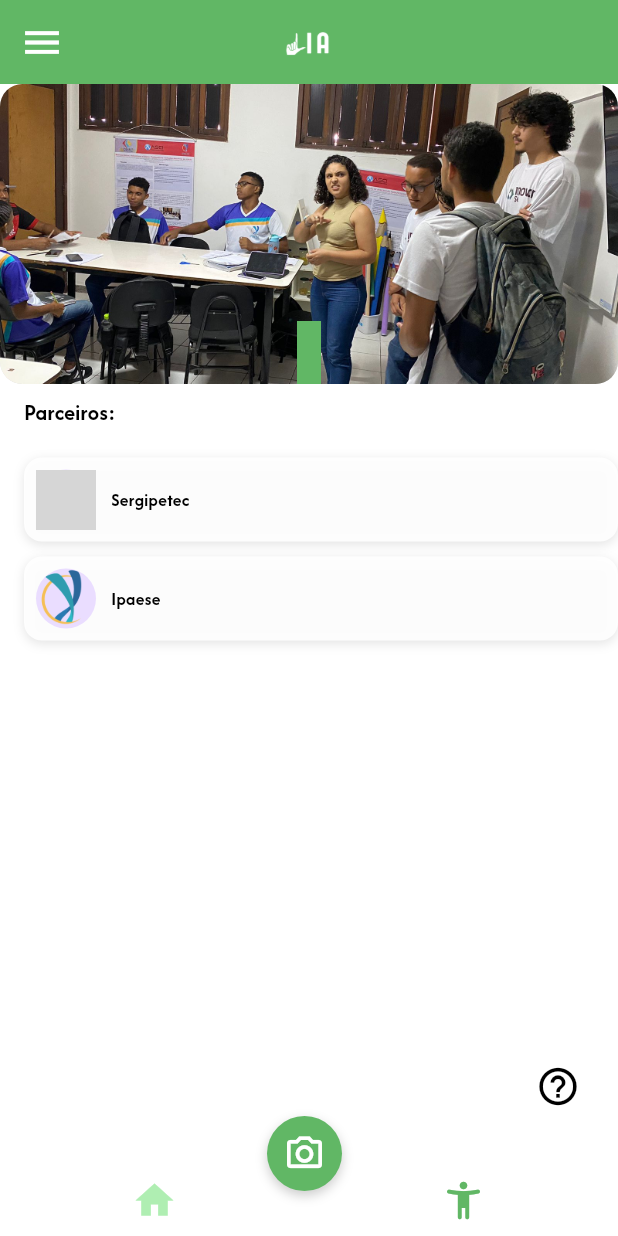
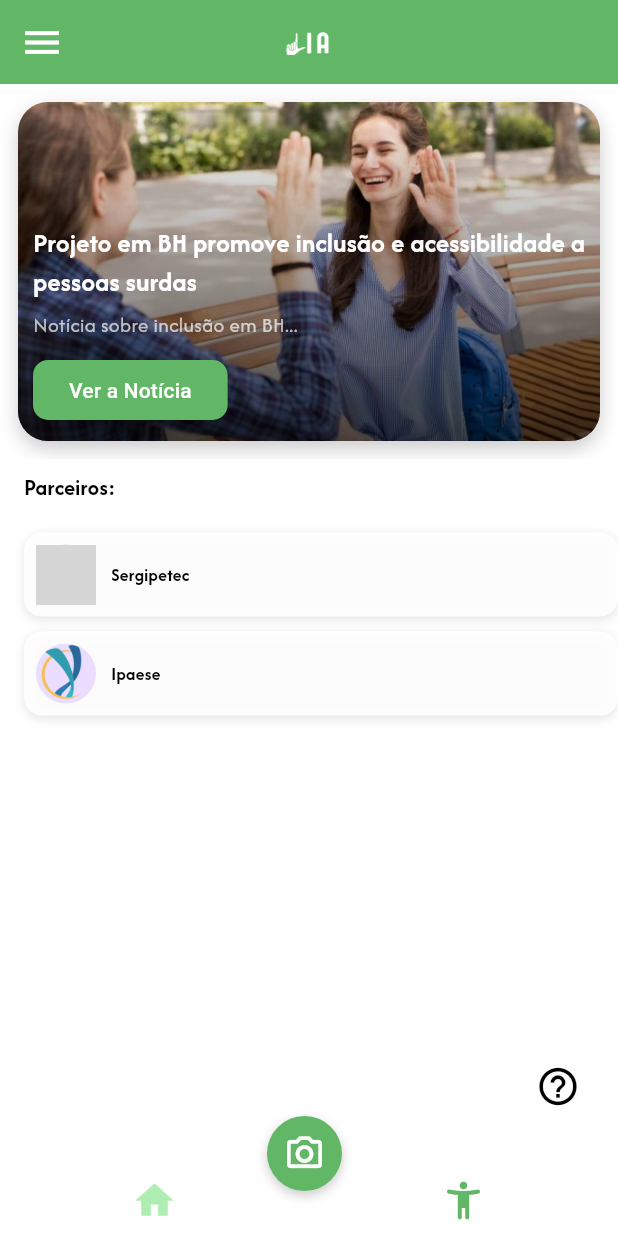
Before and after one commit to danielsouza323ti/LIA_APP, a Flutter app: the screen it shows after launch, on a phone screen of 412 x 824 dp. Run offline on Flutter 3.47's test engine with Material 3 defaults, Android fonts, the phone set to English and light mode, and no system bars; grey boxes are pictures that could not be loaded.

Commit message:
atualização venusia app 2 carrossel

```diff
--- a/lib/liahome_page_widget.dart
+++ b/lib/liahome_page_widget.dart
@@ -1,7 +1,9 @@
 import 'package:flutter/material.dart';
 import 'package:url_launcher/url_launcher.dart';
+import 'dart:async';
 
-import 'dart:async';
+import 'package:flutter/material.dart';
+import 'package:url_launcher/url_launcher.dart';
 
 class LIAhomePAGEWidget extends StatefulWidget {
   const LIAhomePAGEWidget({super.key});
@@ -14,16 +16,25 @@ class _LIAhomePAGEWidgetState extends State<LIAhomePAGEWidget> with TickerProvid
   final scaffoldKey = GlobalKey<ScaffoldState>();
   int _currentIndex = 0;
   late PageController _pageController;
-  Timer? _timer;
 
   final List<String> images = [
-    'assets/images/ipaese.jpeg', // Substitua pelos caminhos das suas imagens
-    'assets/images/ipaese1.jpeg',
+    'assets/images/noticia1.jpg',
+    'assets/images/noticia2.png',
   ];
 
-  final List<String> captions = [
-    '', // Adicione suas legendas aqui
-    '',
+  final List<String> titles = [
+    'Projeto em BH promove inclusão e acessibilidade a pessoas surdas',
+    'Setembro Azul: atividades lúdicas buscam promover conexão com cotidiano da comunidade surda',
+  ];
+
+  final List<String> descriptions = [
+    'Notícia sobre inclusão em BH...',
+    'Notícia sobre Setembro Azul e atividades lúdicas...',
+  ];
+
+  final List<String> links = [
+    'https://www.em.com.br/saude/2024/09/6946921-projeto-em-bh-promove-inclusao-e-acessibilidade-a-pessoas-surdas.html',
+    'https://www2.ifal.edu.br/campus/penedo/noticias/setembro-azul-atividades-ludicas-buscam-promover-conexao-com-cotidiano-da-comunidade-surda',
   ];
 
   @override
@@ -34,9 +45,18 @@ void initState() {
 
   @override
   void dispose() {
-    _timer?.cancel();
     _pageController.dispose();
     super.dispose();
+  }
+
+  // Função para abrir o link da notícia usando launchUrl
+  Future<void> _openNewsLink(String url) async {
+    final uri = Uri.parse(url);
+    if (await canLaunchUrl(uri)) {
+      await launchUrl(uri, mode: LaunchMode.externalApplication);
+    } else {
+      throw 'Não foi possível abrir o link $url';
+    }
   }
 
   @override
@@ -79,8 +99,8 @@ void initState() {
             onPressed: () => scaffoldKey.currentState!.openDrawer(),
           ),
           title: Image.asset(
-            'assets/images/lia_logo.png', // Substitua pelo caminho correto da sua imagem
-            height: 40, // Ajuste a altura conforme necessário
+            'assets/images/lia_logo.png',
+            height: 40,
           ),
           centerTitle: true,
           elevation: 0,
@@ -90,22 +110,15 @@ void initState() {
             crossAxisAlignment: CrossAxisAlignment.start,
             children: [
               Container(
-        height: 200, // Altura do carrossel
-        child: FocusScope(
-          canRequestFocus: false, // Impede que o PageView mude o foco
+                height: 250,
                 child: PageView.builder(
                   controller: _pageController,
                   itemCount: images.length,
                   itemBuilder: (context, index) {
-              return Stack(
-                alignment: Alignment.bottomCenter,
-                children: [
-                  ClipRRect(
-                    borderRadius: BorderRadius.circular(15),
-                    child: Container(
-                      height: 200,
-                      width: MediaQuery.of(context).size.width,
+                    return Container(
+                      margin: EdgeInsets.all(12),
                       decoration: BoxDecoration(
+                        borderRadius: BorderRadius.circular(20),
                         boxShadow: [
                           BoxShadow(
                             color: Colors.black.withOpacity(0.2),
@@ -114,28 +127,91 @@ void initState() {
                           ),
                         ],
                       ),
-                      child: Image.asset(
+                      child: ClipRRect(
+                        borderRadius: BorderRadius.circular(20),
+                        child: Stack(
+                          children: [
+                            Image.asset(
                               images[index],
                               fit: BoxFit.cover,
+                              height: double.infinity,
+                              width: double.infinity,
+                              errorBuilder: (context, error, stackTrace) {
+                                return Center(
+                                  child: Text(
+                                    'Imagem não disponível',
+                                    style: TextStyle(color: Colors.white),
+                                  ),
+                                );
+                              },
+                            ),
+                            // Gradiente na parte inferior da imagem
+                            Positioned.fill(
+                              child: Align(
+                                alignment: Alignment.bottomCenter,
+                                child: Container(
+                                  decoration: BoxDecoration(
+                                    gradient: LinearGradient(
+                                      colors: [
+                                        Colors.transparent,
+                                        Colors.black.withOpacity(0.7),
+                                      ],
+                                      begin: Alignment.topCenter,
+                                      end: Alignment.bottomCenter,
                                     ),
                                   ),
                                 ),
-                  Container(
-                    padding: EdgeInsets.all(8),
-                    color: const Color.fromRGBO(97, 183, 101, 1),
-                    child: Text(
-                      captions[index],
+                              ),
+                            ),
+                            Positioned(
+                              bottom: 10,
+                              left: 10,
+                              right: 10,
+                              child: Column(
+                                crossAxisAlignment: CrossAxisAlignment.start,
+                                children: [
+                                  Text(
+                                    titles[index],
                                     style: TextStyle(
                                       fontFamily: 'AFACAD FLUX',
-                        color: Colors.black,
+                                      color: Colors.white,
                                       fontSize: 18,
+                                      fontWeight: FontWeight.bold,
                                     ),
+                                  ),
+                                  SizedBox(height: 5),
+                                  Text(
+                                    descriptions[index],
+                                    maxLines: 2,
+                                    overflow: TextOverflow.ellipsis,
+                                    style: TextStyle(
+                                      fontFamily: 'AFACAD FLUX',
+                                      color: Colors.white70,
+                                      fontSize: 14,
+                                    ),
+                                  ),
+                                  SizedBox(height: 10),
+                                  ElevatedButton(
+                                    onPressed: () => _openNewsLink(links[index]),
+                                    style: ElevatedButton.styleFrom(
+                                      backgroundColor: const Color.fromRGBO(97, 183, 101, 1),
+                                      shape: RoundedRectangleBorder(
+                                        borderRadius: BorderRadius.circular(10),
+                                      ),
+                                    ),
+                                    child: Text(
+                                      'Ver a Notícia',
+                                      style: TextStyle(color: Colors.white),
                                     ),
                                   ),
                                 ],
+                              ),
+                            ),
+                          ],
+                        ),
+                      ),
                     );
                   },
-    ),
                 ),
               ),
               Padding(
--- a/pubspec.yaml
+++ b/pubspec.yaml
@@ -26,8 +26,8 @@ flutter:
   uses-material-design: true
   assets:
     - assets/images/lia_logo.png
-    - assets/images/ipaese1.jpeg
-    - assets/images/ipaese.jpeg
+    - assets/images/noticia1.jpg
+    - assets/images/noticia2.png
     - assets/images/ipaese.png
     - assets/images/sergipetec.jfif
 
```
Also changed, not shown: assets/images/noticia1.jpg (added), assets/images/noticia2.png (added). Lines whose indentation alone changed are shown as unchanged.
